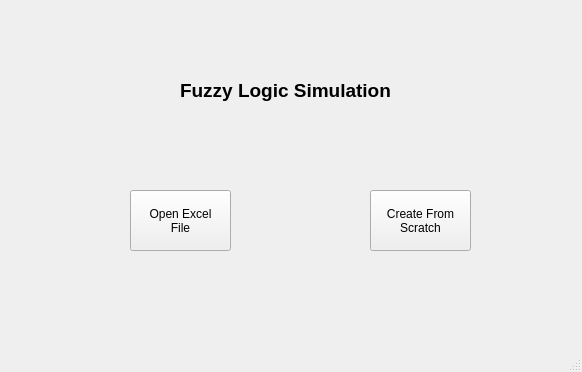
First picture: the form in FuzzySim/UI/index.ui, repository WaferFire24/Pemsim_Collection, before the edit.
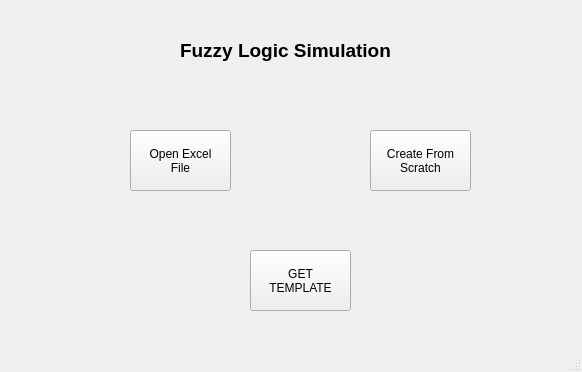
Second picture: the form after the edit.

Diff of the .ui file:
```diff
--- a/FuzzySim/UI/index.ui
+++ b/FuzzySim/UI/index.ui
@@ -18,7 +18,7 @@
     <property name="geometry">
      <rect>
       <x>130</x>
-      <y>190</y>
+      <y>130</y>
       <width>101</width>
       <height>61</height>
      </rect>
@@ -32,7 +32,7 @@
     <property name="geometry">
      <rect>
       <x>370</x>
-      <y>190</y>
+      <y>130</y>
       <width>101</width>
       <height>61</height>
      </rect>
@@ -46,7 +46,7 @@
     <property name="geometry">
      <rect>
       <x>180</x>
-      <y>60</y>
+      <y>20</y>
       <width>221</width>
       <height>61</height>
      </rect>
@@ -55,6 +55,20 @@
      <string>&lt;html&gt;&lt;head/&gt;&lt;body&gt;&lt;p&gt;&lt;span style=&quot; font-size:14pt; font-weight:600;&quot;&gt;Fuzzy Logic Simulation&lt;/span&gt;&lt;/p&gt;&lt;/body&gt;&lt;/html&gt;</string>
     </property>
    </widget>
+   <widget class="QPushButton" name="btnGetTemp">
+    <property name="geometry">
+     <rect>
+      <x>250</x>
+      <y>250</y>
+      <width>101</width>
+      <height>61</height>
+     </rect>
+    </property>
+    <property name="text">
+     <string>GET
+TEMPLATE</string>
+    </property>
+   </widget>
   </widget>
   <widget class="QMenuBar" name="menubar">
    <property name="geometry">
```
